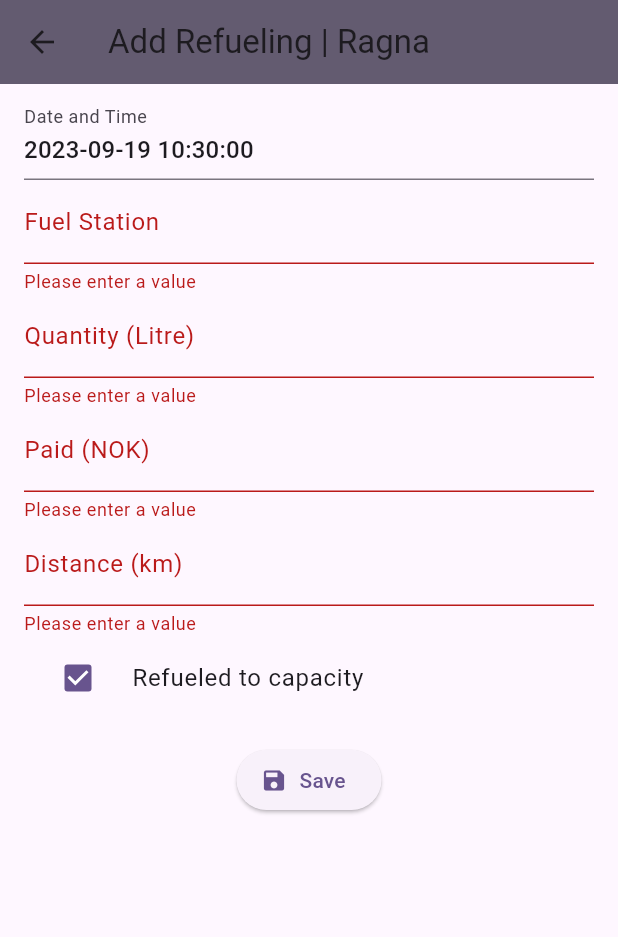
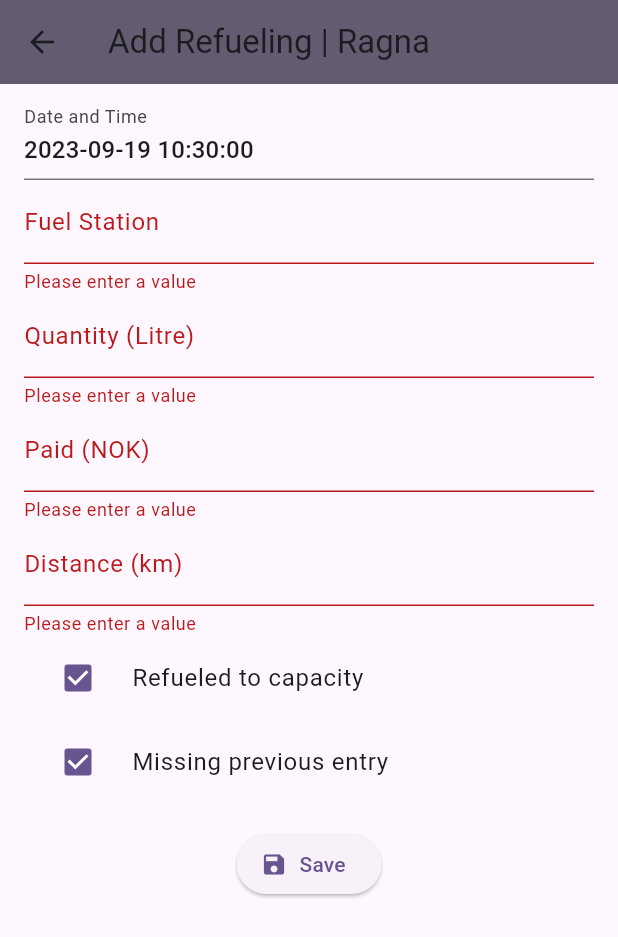
Before and after one commit to Dentsor/MotoLog, a Flutter app: the RefuelAddPage screen opened directly with sample values from the repository, after a tap on "Save", on a phone screen of 412 x 824 dp. Shown: the top 937 px of the screen. Run offline on Flutter 3.47's test engine with Material 2 defaults, Android fonts, the phone set to English and light mode, and no system bars; our stand-ins replace sqflite; accounts and stored records are empty.

Commit message:
Implement missingPreviousEntry and replace Fuel with RefuelUtils
Issue #21

```diff
--- a/lib/models/refuel.dart
+++ b/lib/models/refuel.dart
@@ -12,7 +12,8 @@ class Refuel extends DataModel {
   double quantity;
   double paid;
   double distance;
-  bool fullTank;
+  bool filledToCapacity;
+  bool missingPreviousEntry;
 
   Refuel({
     this.id,
@@ -22,7 +23,8 @@ class Refuel extends DataModel {
     required this.quantity,
     required this.paid,
     required this.distance,
-    required this.fullTank,
+    required this.filledToCapacity,
+    required this.missingPreviousEntry,
   });
 
   Refuel.fromMap(Map<String, dynamic> res)
@@ -33,7 +35,8 @@ class Refuel extends DataModel {
       quantity = res['quantity'],
       paid = res['paid'],
       distance = res['distance'],
-      fullTank = res['fullTank'] == 1;
+      filledToCapacity = res['filledToCapacity'] == 1,
+      missingPreviousEntry = res['missingPreviousEntry'] == 1;
 
   @override
   Map<String, Object?> toMap() {
@@ -45,7 +48,8 @@ class Refuel extends DataModel {
       'quantity': quantity,
       'paid': paid,
       'distance': distance,
-      'fullTank': fullTank,
+      'filledToCapacity': filledToCapacity,
+      'missingPreviousEntry': missingPreviousEntry,
     };
   }
 
--- a/lib/pages/refuel_add_page.dart
+++ b/lib/pages/refuel_add_page.dart
@@ -9,9 +9,10 @@ import 'package:motolog/models/vehicle.dart';
 import 'package:motolog/widgets/checkbox_form_field.dart';
 
 class RefuelAddPage extends StatefulWidget {
-  const RefuelAddPage({super.key, required this.vehicle});
+  const RefuelAddPage({super.key, required this.vehicle, required this.refuels});
 
   final Vehicle vehicle;
+  final List<Refuel> refuels;
 
   @override
   State<RefuelAddPage> createState() => _RefuelAddPageState();
@@ -26,7 +27,8 @@ class _RefuelAddPageState extends State<RefuelAddPage> {
   final _quantityController = TextEditingController();
   final _paidController = TextEditingController();
   final _distanceController = TextEditingController();
-  bool fullTank = true;
+  bool filledToCapacity = true;
+  bool? missingPreviousEntry = null;
 
   /// 0 = Editing
   /// 1 = Saving
@@ -45,7 +47,8 @@ class _RefuelAddPageState extends State<RefuelAddPage> {
         quantity: double.parse(_quantityController.text),
         paid: double.parse(_paidController.text),
         distance: double.parse(_distanceController.text),
-        fullTank: fullTank,
+        filledToCapacity: filledToCapacity,
+        missingPreviousEntry: missingPreviousEntry ?? widget.refuels.isEmpty,
       );
       if (kDebugMode) {
         print(refuel);
@@ -173,14 +176,26 @@ class _RefuelAddPageState extends State<RefuelAddPage> {
                 CheckboxFormField(
                   title: const Text('Refueled to capacity'),
                   autovalidateMode: AutovalidateMode.onUserInteraction,
-                  initialValue: fullTank,
+                  initialValue: filledToCapacity,
                   validator: (value) {
                     if (value == null) {
                       return 'Please enter a value';
                     }
                     return null;
                   },
-                  onSaved: (value) => fullTank = value ?? false,
+                  onSaved: (value) => filledToCapacity = value ?? false,
+                ),
+                CheckboxFormField(
+                  title: const Text('Missing previous entry'),
+                  autovalidateMode: AutovalidateMode.onUserInteraction,
+                  initialValue: widget.refuels.isEmpty,
+                  validator: (value) {
+                    if (value == null) {
+                      return 'Please enter a value';
+                    }
+                    return null;
+                  },
+                  onSaved: (value) => missingPreviousEntry = value ?? false,
                 ),
                 Padding(
                   padding: const EdgeInsets.symmetric(vertical: 16),
--- a/lib/utils/fuel.dart
+++ /dev/null
@@ -1,24 +0,0 @@
-import 'package:motolog/models/refuel.dart';
-
-class Fuel {
-  double avgConsumptionAllTime;
-  double avgRefuelQuantity;
-  String refuelUnit;
-  String avgBestRefuelDay;
-  double avgBestRefuelPrice;
-
-  Fuel({
-    required this.avgConsumptionAllTime,
-    required this.avgRefuelQuantity,
-    required this.refuelUnit,
-    required this.avgBestRefuelDay,
-    required this.avgBestRefuelPrice,
-  });
-
-  Fuel.calculate(List<Refuel> refuels)
-    : avgConsumptionAllTime = (refuels.sublist(1).map((e) => e.quantity).reduce((first, second) => first + second)) / (refuels.last.distance - refuels.first.distance) * 10,
-      avgRefuelQuantity = refuels.map((e) => e.quantity).reduce((value, element) => value + element) / refuels.length,
-      refuelUnit = Refuel.fuelUnit,
-      avgBestRefuelDay = "Tuesday",
-      avgBestRefuelPrice = 12.21;
-}
--- /dev/null
+++ b/lib/utils/refuel_utils.dart
@@ -0,0 +1,28 @@
+import 'package:motolog/models/refuel.dart';
+
+extension RefuelUtils on List<Refuel> {
+  /// Sort by date time
+  void sort() {
+    this.sort((a, b) => b.dateTime.compareTo(a.dateTime));
+  }
+
+  /// NB: List must be sorted!
+  double averageConsumption() {
+    double quantity = 0;
+    double distance = 0;
+    for (int i = 1; i < length; i++) {
+      Refuel entry = this[i];
+      if (!entry.missingPreviousEntry) {
+        Refuel previous = this[i-1];
+        quantity += entry.quantity;
+        distance += entry.distance - previous.distance;
+      }
+    }
+    return quantity/distance;
+  }
+
+  double averageRefuelQuantity() {
+    double quantity = fold(0.0, (previousValue, element) => previousValue + element.quantity);
+    return quantity / length;
+  }
+}
```
Also changed, not shown: lib/database/refuel_db_helper.dart (+10 -9 lines), lib/pages/vehicle_overview_page.dart (+4 -5 lines), lib/widgets/consumption_widget.dart (+6 -14 lines), 1 other file.
